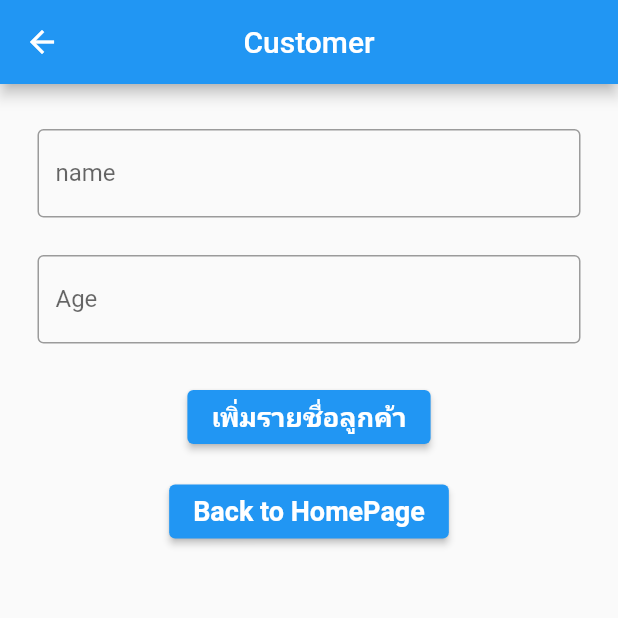
After one commit to ponganan/loginlogout, a Flutter app: the screen it shows once a user with an empty profile is signed in, after a tap on "รายการ", on a phone screen of 412 x 824 dp, the top half of it. The commit adds this screen. Run offline on Flutter 3.47's test engine with Material 2 defaults, Android fonts, the phone set to English and light mode, and no system bars; our stand-ins replace cloud_firestore, datetime_picker_formfield, email_validator, firebase_auth, firebase_core, google_fonts; accounts and stored records are empty; network calls fail.

Commit message:
Update for Present Project

```diff
--- /dev/null
+++ b/lib/customer.dart
@@ -0,0 +1,396 @@
+import 'package:cloud_firestore/cloud_firestore.dart';
+import 'package:firebase_auth/firebase_auth.dart';
+import 'package:flutter/material.dart';
+//import 2 line if want to work with Datetime
+import 'package:datetime_picker_formfield/datetime_picker_formfield.dart';
+import 'package:intl/intl.dart';
+
+import 'home_page.dart';
+import 'model/customerlist.dart';
+import 'model/userlist.dart';
+
+class Customer extends StatefulWidget {
+  const Customer({Key? key}) : super(key: key);
+
+  @override
+  State<Customer> createState() => _CustomerState();
+}
+
+class _CustomerState extends State<Customer> {
+  final userFirebase = FirebaseAuth.instance.currentUser!;
+
+  final controllerName = TextEditingController();
+  final controllerAge = TextEditingController();
+  //final controllerDate = TextEditingController();
+
+  String? customerID;
+
+  @override
+  void dispose() {
+    controllerName.dispose();
+    controllerAge.dispose();
+
+    super.dispose();
+  }
+
+  @override
+  Widget build(BuildContext context) {
+    return Scaffold(
+      appBar: AppBar(
+        centerTitle: true,
+        title: Text('Customer'),
+      ),
+      body: Padding(
+        padding: const EdgeInsets.symmetric(horizontal: 25.0, vertical: 30),
+        child: Column(
+          //padding: EdgeInsets.all(15),
+          children: <Widget>[
+            TextField(
+              controller: controllerName,
+              decoration: decorationTF('name'),
+            ),
+            const SizedBox(height: 25),
+            TextField(
+              controller: controllerAge,
+              decoration: decorationTF('Age'),
+              //use this for let user only choose Number
+              keyboardType: TextInputType.number,
+            ),
+            // const SizedBox(height: 25),
+            // DateTimeField(
+            //   controller: controllerDate,
+            //   decoration: decorationTF('Birthday'),
+            //   format: DateFormat('yyyy-MM-dd'),
+            //   //can use 2 way to select this line for call showDatePicker
+            //   // onShowPicker: (context, currentValue) => showDatePicker(
+            //   onShowPicker: (context, currentValue) {
+            //     return showDatePicker(
+            //       context: context,
+            //       firstDate: DateTime(1900),
+            //       initialDate: currentValue ?? DateTime.now(),
+            //       lastDate: DateTime(2100),
+            //     );
+            //   },
+            // ),
+            const SizedBox(height: 25),
+            ElevatedButton(
+              onPressed: () {
+                final userAddCustomer = AddCustomer(
+                  //get value from name TextField
+                  name: controllerName.text,
+                  //get int value to string
+                  age: int.parse(controllerAge.text),
+                  dateTime: DateTime.now(),
+                  //get date value to string
+                );
+                createUserAddCustomer(userAddCustomer);
+
+                Navigator.pop(context);
+              },
+              child: const Text(
+                'เพิ่มรายชื่อลูกค้า',
+                style: TextStyle(
+                  fontWeight: FontWeight.bold,
+                  fontSize: 18,
+                ),
+              ),
+            ),
+            const SizedBox(height: 15),
+            ElevatedButton(
+              onPressed: () {
+                Navigator.of(context).pushReplacement(
+                  MaterialPageRoute(
+                    builder: (BuildContext context) {
+                      return const HomePage();
+                    },
+                  ),
+                );
+              },
+              child: const Text(
+                'Back to HomePage',
+                style: TextStyle(
+                  fontWeight: FontWeight.bold,
+                  fontSize: 18,
+                ),
+              ),
+            ),
+
+            Flexible(
+              child: StreamBuilder<List<CustomerList>>(
+                stream: readCustomer(),
+                builder: (context, snapshot) {
+                  if (snapshot.hasError) {
+                    return Text('Something went Wrong!!! ${snapshot.error}');
+                  } else if (snapshot.hasData) {
+                    final customer = snapshot.data!;
+
+                    return ListView(
+                      children: customer.map(buildUser).toList(),
+                    );
+                  } else {
+                    return const Center(child: CircularProgressIndicator());
+                  }
+                },
+              ),
+            ),
+          ],
+        ),
+      ),
+    );
+  }
+
+  //decoration method to call for TextField
+  InputDecoration decorationTF(String label) => InputDecoration(
+        labelText: label,
+        //use OutlineInputBorder to Border all Textfield
+        border: const OutlineInputBorder(),
+      );
+
+  Future createUserAddCustomer(AddCustomer userAddUser) async {
+    final docUser = FirebaseFirestore.instance.collection('customer').doc();
+    //add id from Firebase Auth id
+    userAddUser.id = docUser.id;
+    //userAddUser.id = userFirebase.uid;
+
+    final json = userAddUser.toJson();
+    await docUser.set(json);
+  }
+
+  Widget buildUser(CustomerList customer) => SingleChildScrollView(
+        child: Column(
+          children: [
+            const SizedBox(height: 25),
+            Row(
+              mainAxisAlignment: MainAxisAlignment.spaceBetween,
+              children: [
+                Text(
+                  'ชื่อ : ',
+                  style: const TextStyle(
+                      fontSize: 18, fontWeight: FontWeight.bold),
+                ),
+                Text(
+                  customer.name,
+                  style: const TextStyle(
+                      fontSize: 18, fontWeight: FontWeight.bold),
+                ),
+                Spacer(),
+                Spacer(),
+                Spacer(),
+                Spacer(),
+                Expanded(
+                  child: IconButton(
+                    icon: Icon(
+                      Icons.edit,
+                    ),
+                    color: Colors.grey,
+                    onPressed: () {
+                      controllerName.text = customer.name;
+                      controllerAge.text = customer.age.toString();
+                      showDialog(
+                        context: context,
+                        builder: (BuildContext context) => Form(
+                          child: Dialog(
+                            child: ListView(
+                              children: <Widget>[
+                                const SizedBox(height: 28),
+                                Padding(
+                                  padding: const EdgeInsets.symmetric(
+                                      horizontal: 25.0),
+                                  child: TextFormField(
+                                    controller: controllerName,
+                                    decoration: decorationTF('ชื่อ'),
+
+                                    //autovalidateMode for automatic validate value
+                                    autovalidateMode:
+                                        AutovalidateMode.onUserInteraction,
+                                    validator: (value) =>
+                                        value == null || value.isEmpty
+                                            ? 'กรุณาระบุหัวข้อประกาศ'
+                                            : null,
+                                  ),
+                                ),
+                                const SizedBox(height: 15),
+                                Padding(
+                                  padding: const EdgeInsets.symmetric(
+                                      horizontal: 25.0),
+                                  child: TextFormField(
+                                    keyboardType: TextInputType.number,
+                                    controller: controllerAge,
+                                    decoration: decorationTF('อายุ'),
+
+                                    //autovalidateMode for automatic validate value
+                                    autovalidateMode:
+                                        AutovalidateMode.onUserInteraction,
+                                    validator: (value) =>
+                                        value == null || value.isEmpty
+                                            ? 'กรุณาระบุประกาศ'
+                                            : null,
+                                  ),
+                                ),
+                                const SizedBox(height: 15),
+                                Padding(
+                                  padding: const EdgeInsets.symmetric(
+                                      horizontal: 25.0),
+                                  child: MaterialButton(
+                                    onPressed: () {
+                                      customerID = customer.id;
+
+                                      getUpdateCustomerDetail();
+
+                                      Navigator.of(context).push(
+                                        MaterialPageRoute(
+                                          builder: (BuildContext context) {
+                                            return const HomePage();
+                                          },
+                                        ),
+                                      );
+                                    },
+                                    color: Colors.green[200],
+                                    child: const Text(
+                                      'Save',
+                                      style: TextStyle(
+                                        fontSize: 18,
+                                        fontWeight: FontWeight.bold,
+                                      ),
+                                    ),
+                                  ),
+                                ),
+                              ],
+                            ),
+                          ),
+                        ),
+                      );
+                    },
+                  ),
+                ),
+              ],
+            ),
+            Row(
+              children: [
+                Text(
+                  'อายุ : ',
+                  style: const TextStyle(
+                      fontSize: 18, fontWeight: FontWeight.bold),
+                ),
+                Text(
+                  customer.age.toString(),
+                  style: const TextStyle(
+                      fontSize: 18, fontWeight: FontWeight.bold),
+                ),
+              ],
+            ),
+            const SizedBox(height: 15),
+            IconButton(
+              icon: Icon(
+                Icons.delete_forever,
+                size: 30,
+              ),
+              color: Colors.red,
+              onPressed: () => showDialog<String>(
+                context: context,
+                builder: (BuildContext context) => AlertDialog(
+                  title: const Text('ลบลูกค้ารายนี้'),
+                  content: const Text('ต้องการลบลูกค้ารายนี้ใช่หรือไม่'),
+                  actions: <Widget>[
+                    TextButton(
+                      onPressed: () => Navigator.pop(context, 'Cancel'),
+                      child: const Text('Cancel'),
+                    ),
+                    TextButton(
+                      onPressed: () {
+                        Navigator.pop(context, 'OK');
+                        final docTopic = FirebaseFirestore.instance
+                            .collection('customer')
+                            .doc(customer.id);
+                        docTopic.delete();
+                      },
+                      child: const Text('OK'),
+                    ),
+                  ],
+                ),
+              ),
+            ),
+            Divider(),
+          ],
+        ),
+      );
+
+  Stream<List<CustomerList>> readCustomer() => FirebaseFirestore.instance
+      .collection('customer')
+      .orderBy('datetime', descending: true)
+      .snapshots()
+      .map((snapshot) => snapshot.docs
+          .map((doc) => CustomerList.fromJson(doc.data()))
+          .toList());
+
+  void getUpdateCustomerDetail() {
+    final updateCustomer = UpdateCustomer(
+      name: controllerName.text,
+      age: int.parse(controllerAge.text),
+      dateTime: DateTime.now(),
+    );
+    updateCustomerDetail(updateCustomer);
+  }
+
+  Future updateCustomerDetail(UpdateCustomer CustomerUpdateDetail) async {
+    final docTopic =
+        FirebaseFirestore.instance.collection('customer').doc(customerID);
+    //add id from Firebase Auth id
+    CustomerUpdateDetail.id = docTopic.id;
+    //userAddTopic.uID = userFirebase.uid;
+    //userAddTopic.topicPic = picPostURL!;
+
+    final json = CustomerUpdateDetail.toJson();
+    await docTopic.update(json);
+  }
+}
+
+class UpdateCustomer {
+  String id;
+
+  final String name;
+  final int age;
+  final DateTime dateTime;
+
+  UpdateCustomer({
+    this.id = '',
+    required this.name,
+    required this.age,
+    required this.dateTime,
+  });
+
+  Map<String, dynamic> toJson() => {
+        'id': id,
+        'name': name,
+        'age': age,
+        'datetime': dateTime,
+      };
+}
+
+//************************************************//
+// New Flutter have to create Class and define object//
+//************************************************//
+
+class AddCustomer {
+  String id;
+  final String name;
+  final int age;
+  final DateTime dateTime;
+
+  AddCustomer({
+    this.id = '',
+    required this.name,
+    required this.age,
+    required this.dateTime,
+  });
+
+  //************************************************//
+  // HAVE TO USE THIS CODE TO MAP JSON TO FIREBASE //
+  //************************************************//
+  Map<String, dynamic> toJson() => {
+        'id': id,
+        'name': name,
+        'age': age,
+        'datetime': dateTime,
+      };
+}
--- a/lib/home_page.dart
+++ b/lib/home_page.dart
@@ -1,7 +1,10 @@
 import 'package:cloud_firestore/cloud_firestore.dart';
 import 'package:firebase_auth/firebase_auth.dart';
 import 'package:flutter/material.dart';
+import 'package:loginlogout/customer.dart';
 import 'package:loginlogout/listuser_page.dart';
+import 'package:loginlogout/login_page.dart';
+import 'package:loginlogout/profile.dart';
 import 'package:loginlogout/user_page.dart';
 import 'package:loginlogout/userdetail_page.dart';
 
@@ -27,75 +30,124 @@ class _HomePageState extends State<HomePage> {
     return Scaffold(
       // appbar add from Johannes Milke Youtube Channel
       appBar: AppBar(
-        title: TextField(
-          //add line for get value from TextEditingController
-          controller: controller,
-        ),
-        //add button to add value to firestore
-        actions: [
-          IconButton(
-            icon: const Icon(Icons.add),
-            onPressed: () {
-              //give name equal Text value
-              final name = controller.text;
-
-              createUser(name: name);
-            },
-          ),
-        ],
+        // title: TextField(
+        //   //add line for get value from TextEditingController
+        //   controller: controller,
+        // ),
+        // //add button to add value to firestore
+        // actions: [
+        //   IconButton(
+        //     icon: const Icon(Icons.add),
+        //     onPressed: () {
+        //       //give name equal Text value
+        //       final name = controller.text;
+        //
+        //       createUser(name: name);
+        //     },
+        //   ),
+        // ],
+        centerTitle: true,
+        title: Text('HomePage'),
       ),
       body: Center(
         child: Column(
           mainAxisAlignment: MainAxisAlignment.center,
           children: [
             // Add ElevatedButton to push Button to Add user
+            // ElevatedButton(
+            //   onPressed: () {
+            //     Navigator.of(context).push(
+            //       MaterialPageRoute(
+            //         builder: (BuildContext context) {
+            //           return const UserPage();
+            //         },
+            //       ),
+            //     );
+            //   },
+            //   child: const Text('Add User'),
+            // ),
+            // const SizedBox(height: 20),
             ElevatedButton(
               onPressed: () {
                 Navigator.of(context).push(
                   MaterialPageRoute(
                     builder: (BuildContext context) {
-                      return const UserPage();
+                      return const Profile();
                     },
                   ),
                 );
               },
-              child: const Text('Add User'),
+              child: const Text(
+                'โปรไฟล์',
+                style: TextStyle(
+                  fontWeight: FontWeight.bold,
+                  fontSize: 20,
+                ),
+              ),
             ),
+            // const SizedBox(height: 20),
+            // ElevatedButton(
+            //   onPressed: () {
+            //     Navigator.of(context).push(
+            //       MaterialPageRoute(
+            //         builder: (BuildContext context) {
+            //           return const ListUserPage();
+            //         },
+            //       ),
+            //     );
+            //   },
+            //   child: const Text('List All Users'),
+            // ),
             const SizedBox(height: 20),
             ElevatedButton(
               onPressed: () {
                 Navigator.of(context).push(
                   MaterialPageRoute(
                     builder: (BuildContext context) {
-                      return const ListUserPage();
+                      return const Customer();
                     },
                   ),
                 );
               },
-              child: const Text('List All Users'),
+              child: const Text(
+                'รายการ',
+                style: TextStyle(
+                  fontWeight: FontWeight.bold,
+                  fontSize: 20,
+                ),
+              ),
             ),
-            const SizedBox(height: 20),
-            ElevatedButton(
+            // const SizedBox(height: 20),
+            // ElevatedButton(
+            //   onPressed: () {
+            //     Navigator.of(context).push(
+            //       MaterialPageRoute(
+            //         builder: (BuildContext context) {
+            //           return const UserDetailPage();
+            //         },
+            //       ),
+            //     );
+            //   },
+            //   child: const Text('Single User List'),
+            // ),
+            const SizedBox(height: 28),
+            // Text(
+            //   'Signed In as : ' + user.email! + ' UID : ' + user.uid,
+            //   style: const TextStyle(fontSize: 20),
+            // ),
+            // const SizedBox(height: 15),
+            MaterialButton(
               onPressed: () {
+                FirebaseAuth.instance.signOut();
                 Navigator.of(context).push(
                   MaterialPageRoute(
                     builder: (BuildContext context) {
-                      return const UserDetailPage();
+                      return LoginPage(
+                        onClickedSignUp: () {},
+                      );
                     },
                   ),
                 );
-              },
-              child: const Text('Single User List'),
-            ),
-            const SizedBox(height: 28),
-            Text(
-              'Signed In as : ' + user.email! + ' and UID : ' + user.uid,
-              style: const TextStyle(fontSize: 20),
-            ),
-            const SizedBox(height: 15),
-            MaterialButton(
-              onPressed: () {
-                FirebaseAuth.instance.signOut();
               },
               color: Colors.green[200],
               child: const Text('Sign Out'),
--- a/lib/listuser_page.dart
+++ b/lib/listuser_page.dart
@@ -16,6 +16,7 @@ class _ListUserPageState extends State<ListUserPage> {
   Widget build(BuildContext context) {
     return Scaffold(
       appBar: AppBar(
+        centerTitle: true,
         title: const Text('List User'),
       ),
 
--- a/lib/login_page.dart
+++ b/lib/login_page.dart
@@ -41,20 +41,29 @@ class _LoginPageState extends State<LoginPage> {
             child: Column(
               mainAxisAlignment: MainAxisAlignment.center,
               children: [
-                const Icon(
-                  Icons.fastfood,
-                  size: 150,
-                ),
+                // const Icon(
+                //   Icons.fastfood,
+                //   size: 150,
+                // ),
                 const SizedBox(height: 30),
                 //Hello
                 Text(
-                  'Hello',
+                  'Login',
                   style: GoogleFonts.bebasNeue(fontSize: 56),
                 ),
                 const SizedBox(height: 10),
                 const Text(
                   // 'Welcome back, you\'ve been missed!!',
-                  'Welcome To JJ Food Delivery',
+                  'Username : mukdahanonline@gmail.com',
+                  style: TextStyle(
+                    fontSize: 20,
+                    fontWeight: FontWeight.bold,
+                  ),
+                ),
+                const SizedBox(height: 10),
+                const Text(
+                  // 'Welcome back, you\'ve been missed!!',
+                  'Password : 123456',
                   style: TextStyle(
                     fontSize: 20,
                     fontWeight: FontWeight.bold,
@@ -132,7 +141,7 @@ class _LoginPageState extends State<LoginPage> {
                             ),
                             SizedBox(width: 10),
                             Text(
-                              'Sign In',
+                              'Login',
                               style: TextStyle(
                                 color: Colors.white,
                                 fontWeight: FontWeight.bold,
@@ -193,7 +202,7 @@ class _LoginPageState extends State<LoginPage> {
                       fontWeight: FontWeight.bold,
                       fontSize: 15,
                     ),
-                    text: ('App by Ponganan'),
+                    text: ('App by Ponganan Saensuk'),
                   ),
                 )
               ],
--- /dev/null
+++ b/lib/model/customerlist.dart
@@ -0,0 +1,25 @@
+import 'package:cloud_firestore/cloud_firestore.dart';
+
+class CustomerList {
+  String id;
+  final String name;
+  final int age;
+
+  CustomerList({
+    this.id = '',
+    required this.name,
+    required this.age,
+  });
+
+  Map<String, dynamic> toJson() => {
+        'id': id,
+        'name': name,
+        'age': age,
+      };
+
+  static CustomerList fromJson(Map<String, dynamic> json) => CustomerList(
+        id: json['id'],
+        name: json['name'],
+        age: json['age'],
+      );
+}
--- a/lib/signup_widget.dart
+++ b/lib/signup_widget.dart
@@ -210,7 +210,7 @@ class _SignUpWidgetState extends State<SignUpWidget> {
                           TextSpan(
                             recognizer: TapGestureRecognizer()
                               ..onTap = widget.onClickedSignIn,
-                            text: ('Sign In'),
+                            text: ('Login'),
                             style: TextStyle(
                                 decoration: TextDecoration.underline,
                                 fontWeight: FontWeight.bold,
@@ -227,7 +227,7 @@ class _SignUpWidgetState extends State<SignUpWidget> {
                         fontWeight: FontWeight.bold,
                         fontSize: 15,
                       ),
-                      text: ('App by Ponganan'),
+                      text: ('App by Ponganan Saensuk'),
                     ),
                   )
                 ],
--- a/lib/verify_email_page.dart
+++ b/lib/verify_email_page.dart
@@ -1,9 +1,8 @@
-import 'dart:async';
-
 import 'package:firebase_auth/firebase_auth.dart';
 import 'package:flutter/material.dart';
 import 'package:loginlogout/home_page.dart';
 import 'package:loginlogout/utils.dart';
+import 'dart:async';
 
 class VerifyEmailPage extends StatefulWidget {
   const VerifyEmailPage({Key? key}) : super(key: key);
--- a/pubspec.yaml
+++ b/pubspec.yaml
@@ -20,7 +20,7 @@ publish_to: 'none' # Remove this line if you wish to publish to pub.dev
 version: 1.0.0+1
 
 environment:
-  sdk: '>=2.19.0-102.0.dev <3.0.0'
+  sdk: '>=2.18.0 <3.0.0'
 
 # Dependencies specify other packages that your package needs in order to work.
 # To automatically upgrade your package dependencies to the latest versions
```
Also changed, not shown: lib/profile.dart (added, +95 -0 lines), pubspec.lock.
